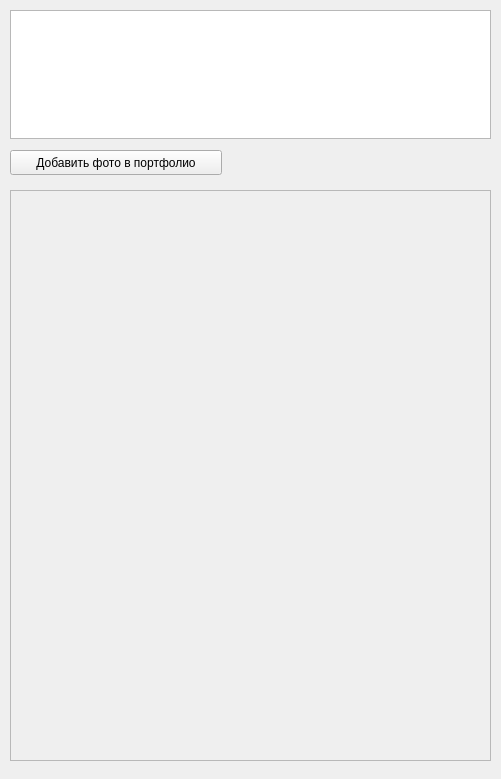
This is ui/profile.ui in OCCCAS/Yandex as Qt 5 draws it before an edit. The edited form follows.
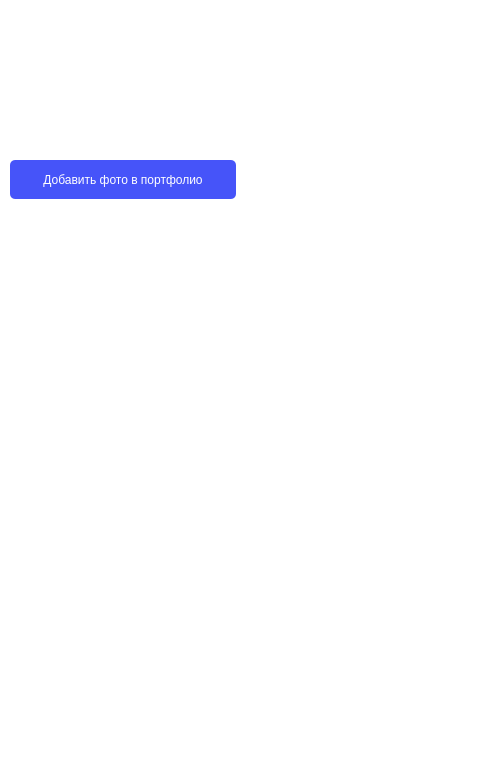
This is the edited form.

Diff of the .ui file:
```diff
--- a/ui/profile.ui
+++ b/ui/profile.ui
@@ -13,15 +13,26 @@
   <property name="windowTitle">
    <string>Form</string>
   </property>
+  <property name="styleSheet">
+   <string notr="true">background-color: white;</string>
+  </property>
   <widget class="QPushButton" name="btn_add_img_to_portfolio">
    <property name="geometry">
     <rect>
      <x>10</x>
-     <y>150</y>
-     <width>212</width>
-     <height>25</height>
+     <y>160</y>
+     <width>226</width>
+     <height>39</height>
     </rect>
    </property>
+   <property name="styleSheet">
+    <string notr="true">padding: 10px;
+background-color: #4654f9;
+border-width: 2px;
+border-radius: 5px;
+color: white;
+</string>
+   </property>
    <property name="text">
     <string>Добавить фото в портфолио</string>
    </property>
@@ -30,11 +41,14 @@
    <property name="geometry">
     <rect>
      <x>10</x>
-     <y>190</y>
+     <y>210</y>
      <width>481</width>
-     <height>571</height>
+     <height>551</height>
     </rect>
    </property>
+   <property name="styleSheet">
+    <string notr="true">border: unset;</string>
+   </property>
    <property name="verticalScrollBarPolicy">
     <enum>Qt::ScrollBarAsNeeded</enum>
    </property>
@@ -49,8 +63,8 @@
      <rect>
       <x>0</x>
       <y>0</y>
-      <width>479</width>
-      <height>569</height>
+      <width>481</width>
+      <height>551</height>
      </rect>
     </property>
    </widget>
@@ -64,6 +78,9 @@
      <height>129</height>
     </rect>
    </property>
+   <property name="styleSheet">
+    <string notr="true">background-color: rgba(0, 0, 0, 0);</string>
+   </property>
   </widget>
  </widget>
  <resources/>
```
